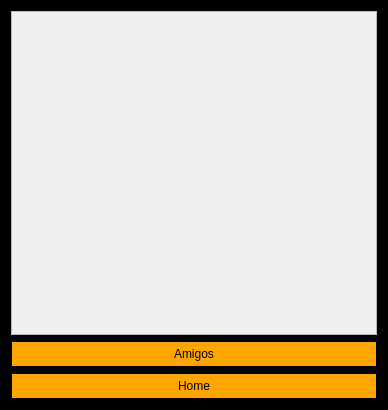
Qt form RedSocial/menuprincipal.ui (ElSebas22/Red-Social) before a commit.
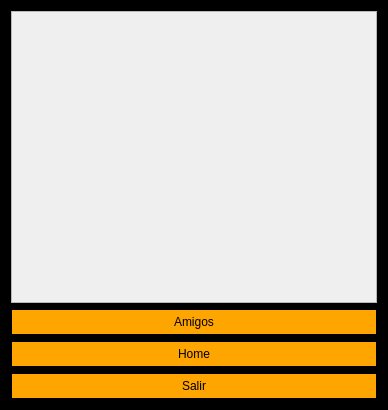
The same form after that commit.

What changed in the file:
```diff
--- a/RedSocial/menuprincipal.ui
+++ b/RedSocial/menuprincipal.ui
@@ -35,7 +35,7 @@
         <x>0</x>
         <y>0</y>
         <width>368</width>
-        <height>328</height>
+        <height>297</height>
        </rect>
       </property>
       <layout class="QHBoxLayout" name="horizontalLayout">
@@ -88,6 +88,25 @@
      </property>
     </widget>
    </item>
+   <item>
+    <widget class="QPushButton" name="pushButton_3">
+     <property name="styleSheet">
+      <string notr="true">QPushButton{
+background-color: orange;
+border: 1px solid black;
+padding: 5px;
+}
+QPushButton::pressed{
+background-color: light orange;
+border: 1px solid gray;
+padding: 5px;
+}</string>
+     </property>
+     <property name="text">
+      <string>Salir</string>
+     </property>
+    </widget>
+   </item>
   </layout>
  </widget>
  <resources/>
```
